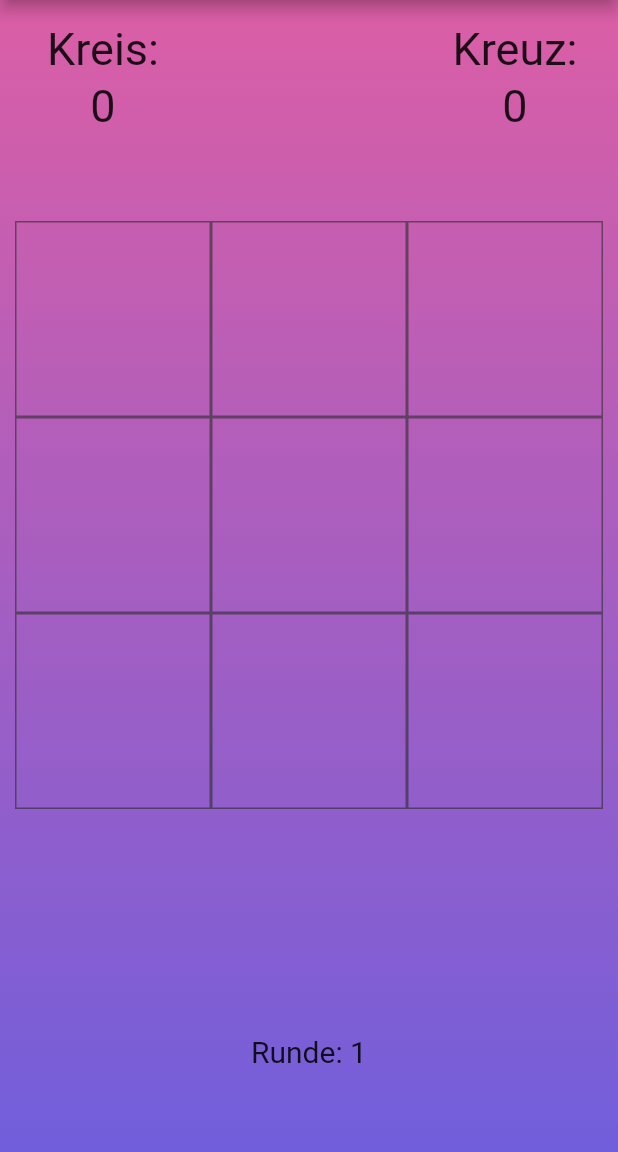
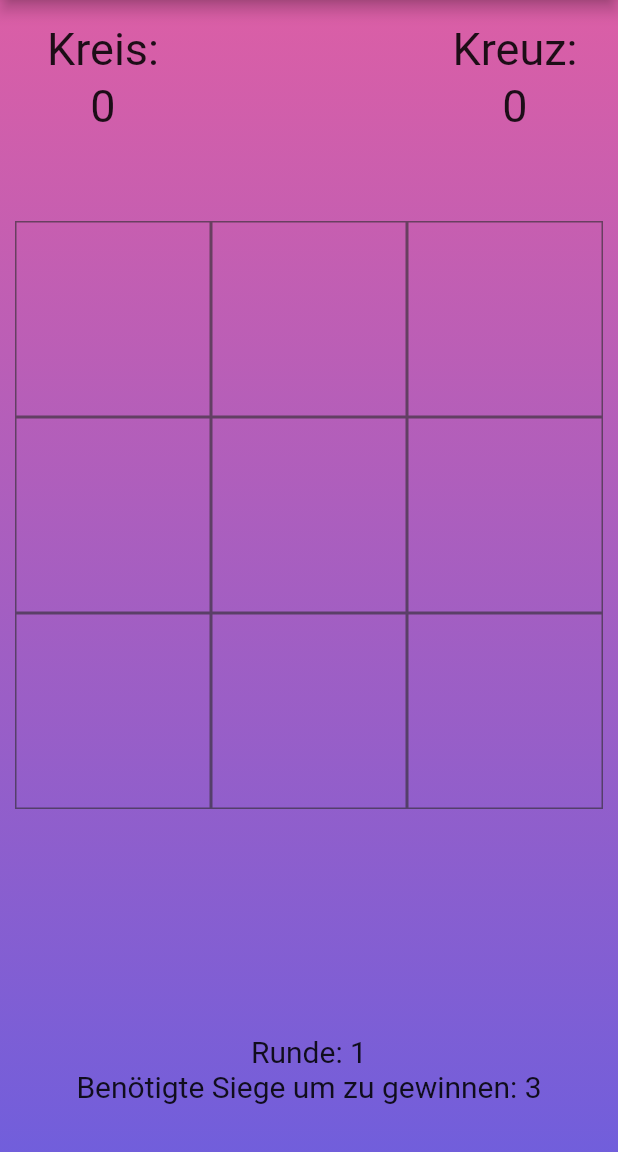
Before and after one commit to Freddy880/tic_tac_toe, a Flutter app: the screen it shows after launch, after a tap on "Spiel starten", on a phone screen of 412 x 824 dp, the part 84-1236 px from its top. Run offline on Flutter 3.47's test engine with Material 2 defaults, Android fonts, the phone set to English and light mode, and no system bars; our stand-ins replace google_fonts.

Commit message:
Some Changes
- Refresh of E-Mail
- Adding information how much wins you need to win the game in GamePage.dart.

```diff
--- a/lib/GamePage.dart
+++ b/lib/GamePage.dart
@@ -193,6 +193,15 @@ class _GameState extends State<Game> {
                       fontSize: 20,
                     ),
                   ),
+                ),
+                Container(
+                  child: Text(
+                    "Benötigte Siege um zu gewinnen: $lapsForWin",
+                    textAlign: TextAlign.center,
+                    style: TextStyle(
+                      fontSize: 20,
+                    ),
+                  ),
                 )
               ],
             ),
```
